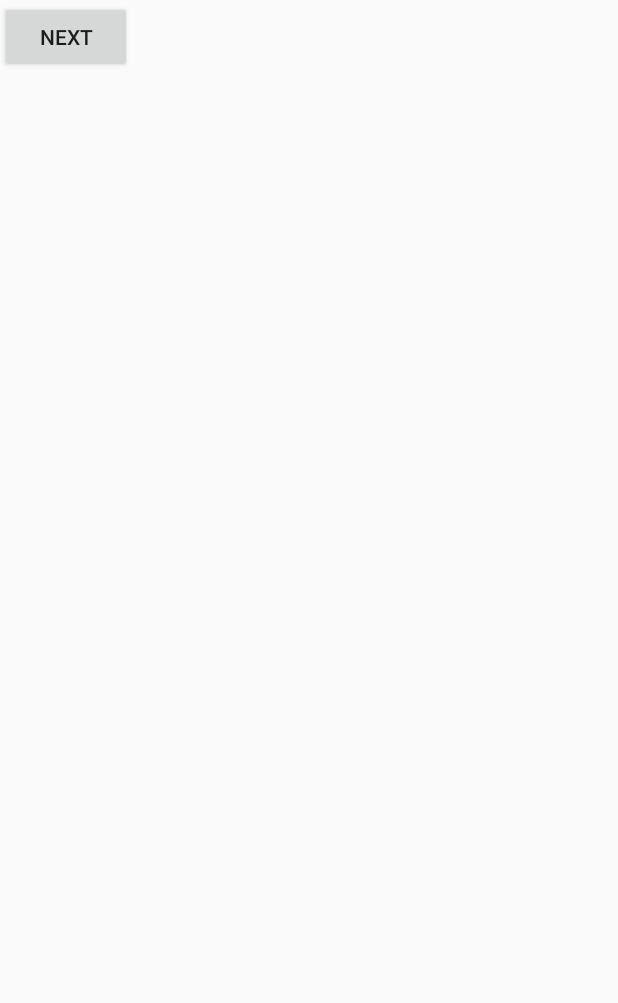
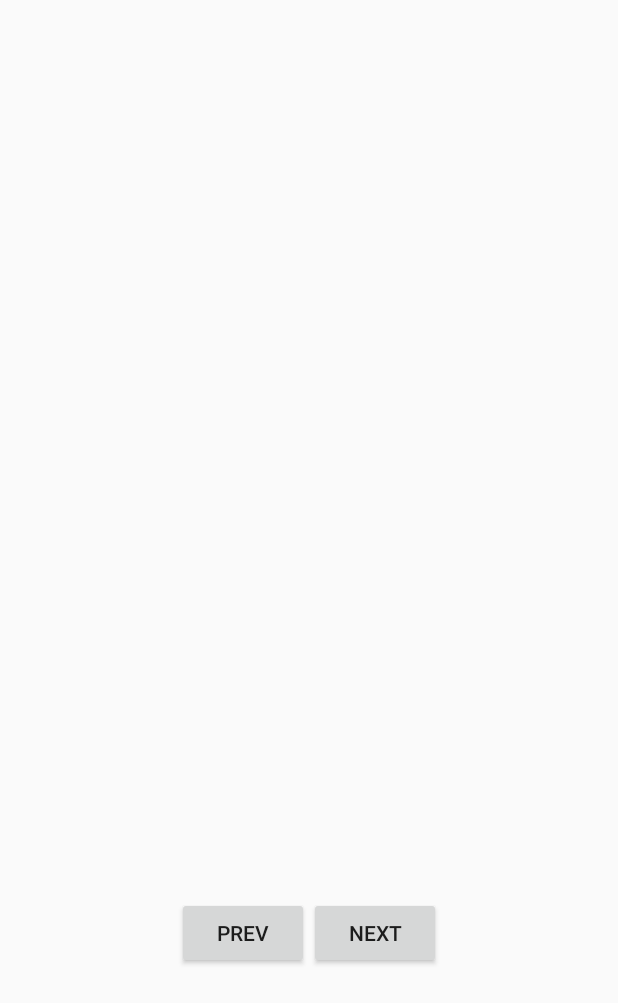
Before and after one commit to xingweicmu/RottenTomatoes, an Android app: the ImageActivity screen opened directly, with no data from a screen before it, after a tap on "NEXT", on a phone screen of 412 x 824 dp. Shown: the top 1003 px of the screen. Run offline under Robolectric (Android 15) with nearby library versions, the phone set to English and light mode, and no system bars; 4 statements that could not run were skipped.

Commit message:
Updated Image activity

```diff
--- a/app/src/main/java/edu/cmu/sv/rottentomatoes/activity/ImageActivity.java
+++ b/app/src/main/java/edu/cmu/sv/rottentomatoes/activity/ImageActivity.java
@@ -62,8 +62,36 @@ public class ImageActivity extends Activity {
                 if(counter >= MainActivity.selectedOne.imagesList.size())
                     counter = 0;
                 url = MainActivity.selectedOne.imagesList.get(counter).url;
+                String type = MainActivity.selectedOne.imagesList.get(counter).size;
 
-                Toast.makeText(ImageActivity.this, url, Toast.LENGTH_SHORT).show();
+                Toast.makeText(ImageActivity.this, type+":"+url, Toast.LENGTH_SHORT).show();
+                if (url!=null) {
+                    Bitmap bitmap = fetchBitmapFromCache(url);
+                    if (bitmap==null) {
+                        new BitmapDownloaderTask(imageView).execute(url);
+                    }
+                    else {
+                        imageView.setImageBitmap(bitmap);
+                    }
+                }
+                else {
+                    imageView.setImageBitmap(null);
+                }
+            }
+        });
+
+        Button prevButton = (Button)findViewById(R.id.previousButton);
+        prevButton.setOnClickListener(new View.OnClickListener() {
+            @Override
+            public void onClick(View v) {
+                // set url a new value
+                counter--;
+                if(counter < 0)
+                    counter = MainActivity.selectedOne.imagesList.size() - 1;
+                url = MainActivity.selectedOne.imagesList.get(counter).url;
+                String type = MainActivity.selectedOne.imagesList.get(counter).size;
+
+                Toast.makeText(ImageActivity.this, type+":"+url, Toast.LENGTH_SHORT).show();
                 if (url!=null) {
                     Bitmap bitmap = fetchBitmapFromCache(url);
                     if (bitmap==null) {
--- a/app/src/main/res/layout/image_viewer.xml
+++ b/app/src/main/res/layout/image_viewer.xml
@@ -6,14 +6,27 @@
 
     <ImageView
         android:id="@+id/imageView1"
-        android:layout_width="wrap_content"
-        android:layout_height="wrap_content"
+        android:layout_width="match_parent"
+        android:layout_height="420dp"
+        android:layout_gravity="center"
+        android:scaleType="center"
         />
 
-    <Button
-        android:id="@+id/btnChangeImage"
-        android:layout_width="wrap_content"
-        android:layout_height="wrap_content"
-        android:text="Next" />
+    <LinearLayout
+        android:layout_width="fill_parent"
+        android:layout_height="fill_parent"
+        android:orientation="horizontal"
+        android:gravity="center">
+        <Button
+            android:id="@+id/previousButton"
+            android:layout_width="wrap_content"
+            android:layout_height="wrap_content"
+            android:text="prev" />
+        <Button
+            android:id="@+id/btnChangeImage"
+            android:layout_width="wrap_content"
+            android:layout_height="wrap_content"
+            android:text="next" />
+    </LinearLayout>
 
 </LinearLayout>
```
Also changed, not shown: app/src/main/res/layout/list_row.xml (+4 -3 lines).
